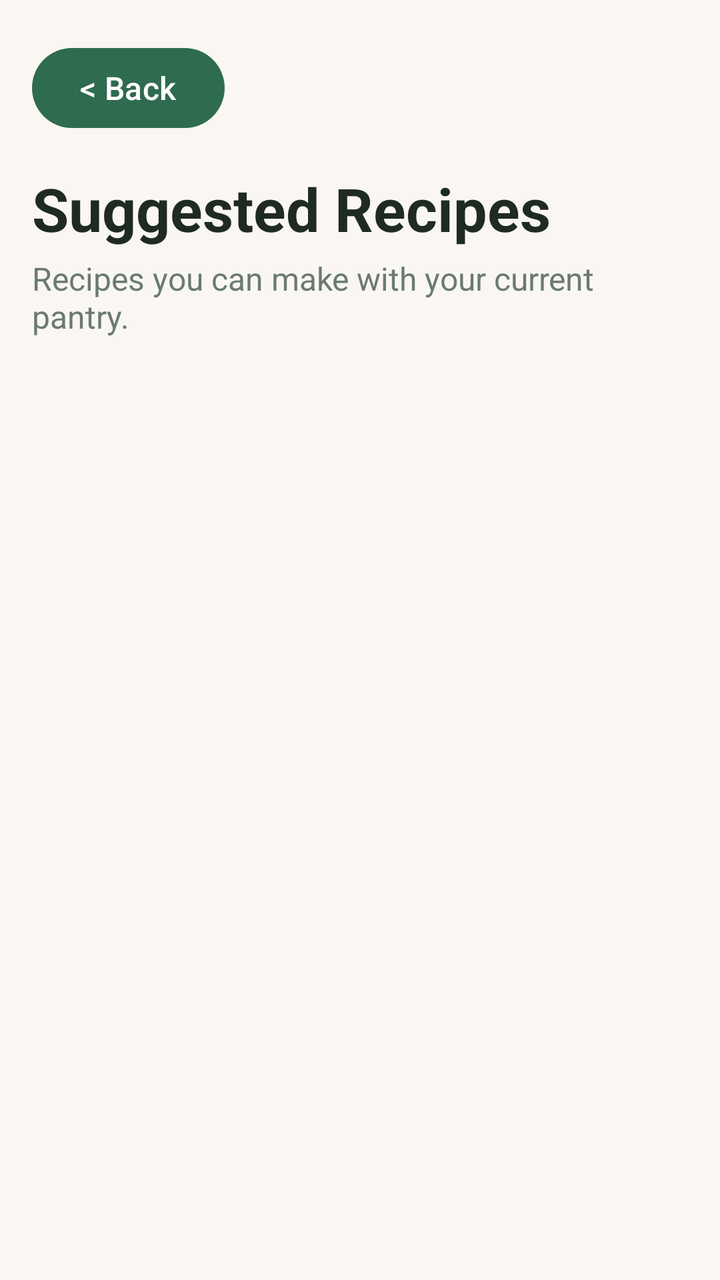
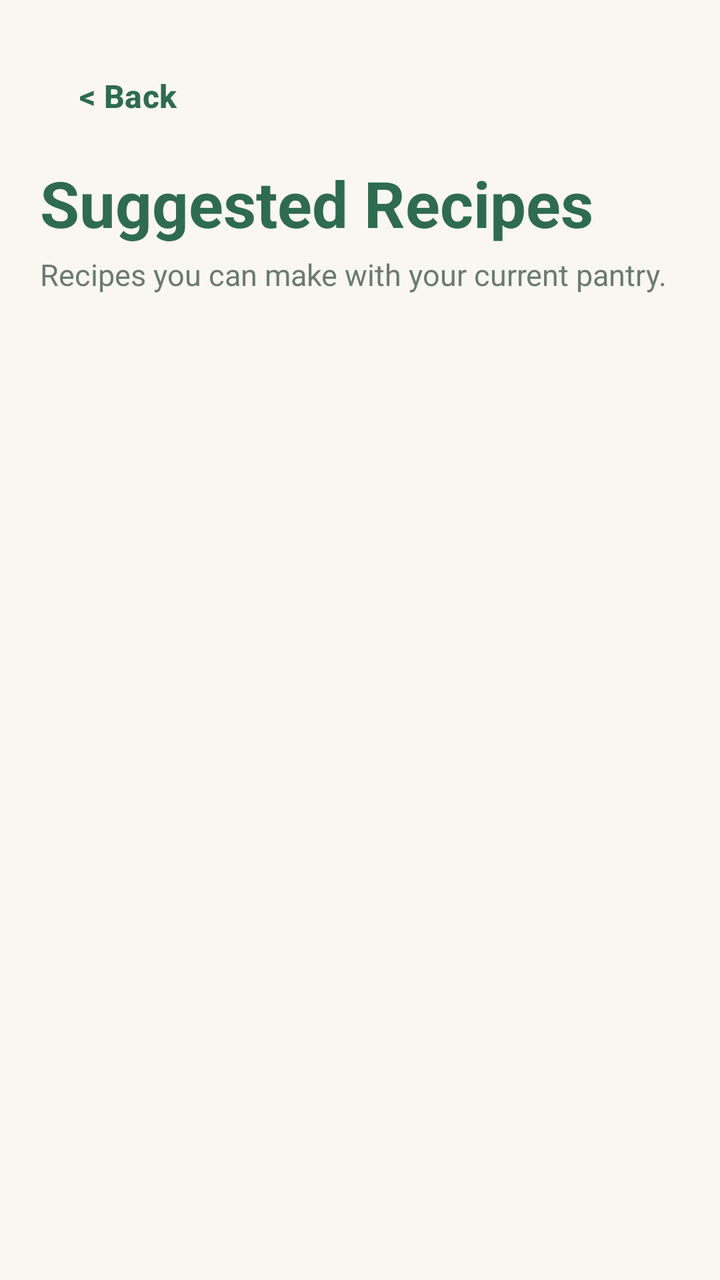

The first picture is an Android layout as it rendered before a commit; the second is the same layout after the commit. The layout source and the unified diff follow.
<!-- AndroidManifest.xml: application theme Theme.SmartPantryManager -->
<!-- res/layout/activity_suggested_recipes.xml -->
<?xml version="1.0" encoding="utf-8"?>
<LinearLayout xmlns:android="http://schemas.android.com/apk/res/android"
    android:layout_width="match_parent"
    android:layout_height="match_parent"
    android:orientation="vertical"
    android:background="@color/app_background"
    android:paddingStart="16dp"
    android:paddingEnd="16dp"
    android:paddingTop="16dp"
    android:paddingBottom="12dp">

    <Button
        android:id="@+id/btnBackFromSuggestedRecipes"
        android:layout_width="wrap_content"
        android:layout_height="wrap_content"
        android:text="&lt; Back"
        android:textSize="16sp"
        android:textAllCaps="false"
        android:minHeight="48dp"
        android:layout_marginTop="4dp"
        android:layout_marginBottom="16dp" />

    <TextView
        android:layout_width="match_parent"
        android:layout_height="wrap_content"
        android:text="Suggested Recipes"
        android:textSize="30sp"
        android:textStyle="bold"
        android:textColor="@color/app_text" />

    <TextView
        android:layout_width="match_parent"
        android:layout_height="wrap_content"
        android:text="Recipes you can make with your current pantry."
        android:textSize="16sp"
        android:textColor="@color/app_secondary_text"
        android:layout_marginTop="4dp"
        android:layout_marginBottom="16dp" />

    <TextView
        android:id="@+id/tvNoRecipes"
        android:layout_width="match_parent"
        android:layout_height="wrap_content"
        android:text="No recipes match your pantry yet."
        android:textSize="16sp"
        android:textColor="@color/app_secondary_text"
        android:gravity="center"
        android:padding="20dp"
        android:visibility="gone" />

    <androidx.recyclerview.widget.RecyclerView
        android:id="@+id/recyclerViewRecipes"
        android:layout_width="match_parent"
        android:layout_height="0dp"
        android:layout_weight="1"
        android:clipToPadding="false"
        android:paddingTop="4dp"
        android:paddingBottom="8dp" />

</LinearLayout>
<!-- resources referenced by this layout -->
<resources>
  <color name="app_background">#FAF7F2</color>
  <color name="app_secondary_text">#6B7A72</color>
  <color name="app_text">#1F2A24</color>
  <style name="Theme.SmartPantryManager" parent="Base.Theme.SmartPantryManager" />
  <style name="Base.Theme.SmartPantryManager" parent="Theme.Material3.DayNight.NoActionBar">
          <item name="android:windowBackground">@color/app_background</item>
          <item name="android:statusBarColor">@color/app_background</item>
          <item name="colorPrimary">@color/app_primary</item>
          <item name="colorAccent">@color/app_primary</item>
          <item name="colorControlActivated">@color/app_primary</item>
          <item name="android:colorControlActivated">@color/app_primary</item>
      </style>
  <color name="app_primary">#2F6B4F</color>
</resources>

<!-- the commit's change to res/layout/activity_suggested_recipes.xml (unified diff, before → after) -->
@@ -1,41 +1,45 @@
 <?xml version="1.0" encoding="utf-8"?>
 <LinearLayout xmlns:android="http://schemas.android.com/apk/res/android"
+    xmlns:app="http://schemas.android.com/apk/res-auto"
     android:layout_width="match_parent"
     android:layout_height="match_parent"
     android:orientation="vertical"
     android:background="@color/app_background"
-    android:paddingStart="16dp"
-    android:paddingEnd="16dp"
-    android:paddingTop="16dp"
+    android:paddingStart="20dp"
+    android:paddingEnd="20dp"
+    android:paddingTop="20dp"
     android:paddingBottom="12dp">
 
     <Button
         android:id="@+id/btnBackFromSuggestedRecipes"
+        style="@style/Widget.Material3.Button.TextButton"
         android:layout_width="wrap_content"
         android:layout_height="wrap_content"
         android:text="&lt; Back"
         android:textSize="16sp"
+        android:textStyle="bold"
+        android:textColor="@color/app_primary"
         android:textAllCaps="false"
         android:minHeight="48dp"
         android:layout_marginTop="4dp"
-        android:layout_marginBottom="16dp" />
+        android:layout_marginBottom="8dp" />
 
     <TextView
         android:layout_width="match_parent"
         android:layout_height="wrap_content"
         android:text="Suggested Recipes"
-        android:textSize="30sp"
+        android:textSize="32sp"
         android:textStyle="bold"
-        android:textColor="@color/app_text" />
+        android:textColor="@color/app_primary" />
 
     <TextView
         android:layout_width="match_parent"
         android:layout_height="wrap_content"
         android:text="Recipes you can make with your current pantry."
-        android:textSize="16sp"
+        android:textSize="15sp"
         android:textColor="@color/app_secondary_text"
         android:layout_marginTop="4dp"
-        android:layout_marginBottom="16dp" />
+        android:layout_marginBottom="18dp" />
 
     <TextView
         android:id="@+id/tvNoRecipes"
<!-- resource entries referenced after the edit -->
@@ -2,7 +2,6 @@
 <resources>
   <color name="app_background">#FAF7F2</color>
   <color name="app_secondary_text">#6B7A72</color>
-  <color name="app_text">#1F2A24</color>
   <style name="Theme.SmartPantryManager" parent="Base.Theme.SmartPantryManager" />
   <style name="Base.Theme.SmartPantryManager" parent="Theme.Material3.DayNight.NoActionBar">
           <item name="android:windowBackground">@color/app_background</item>
